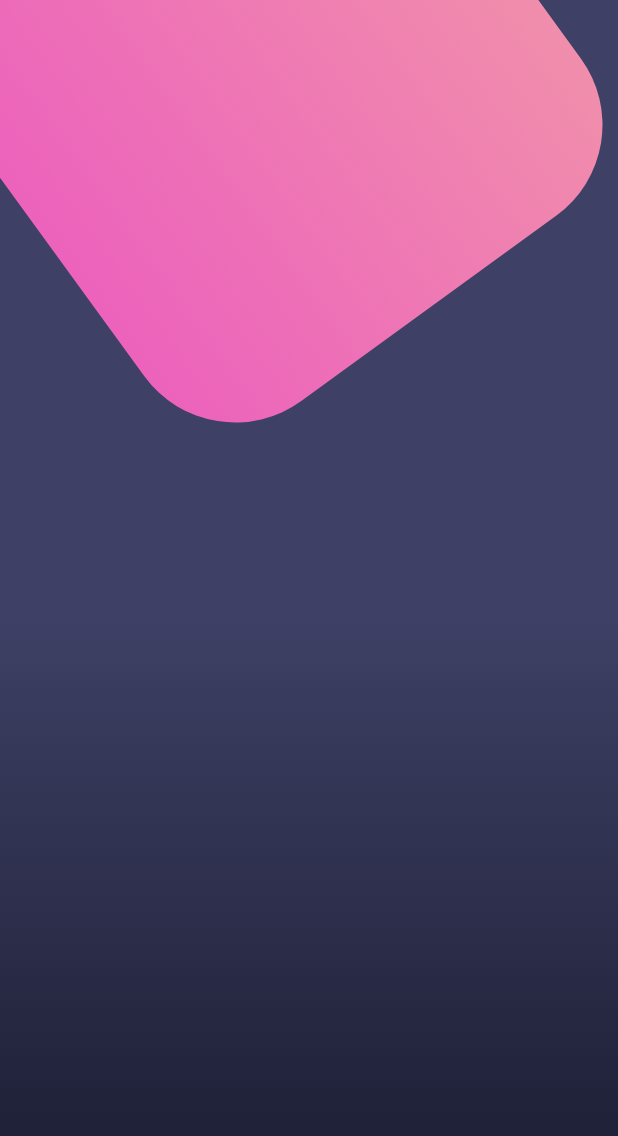
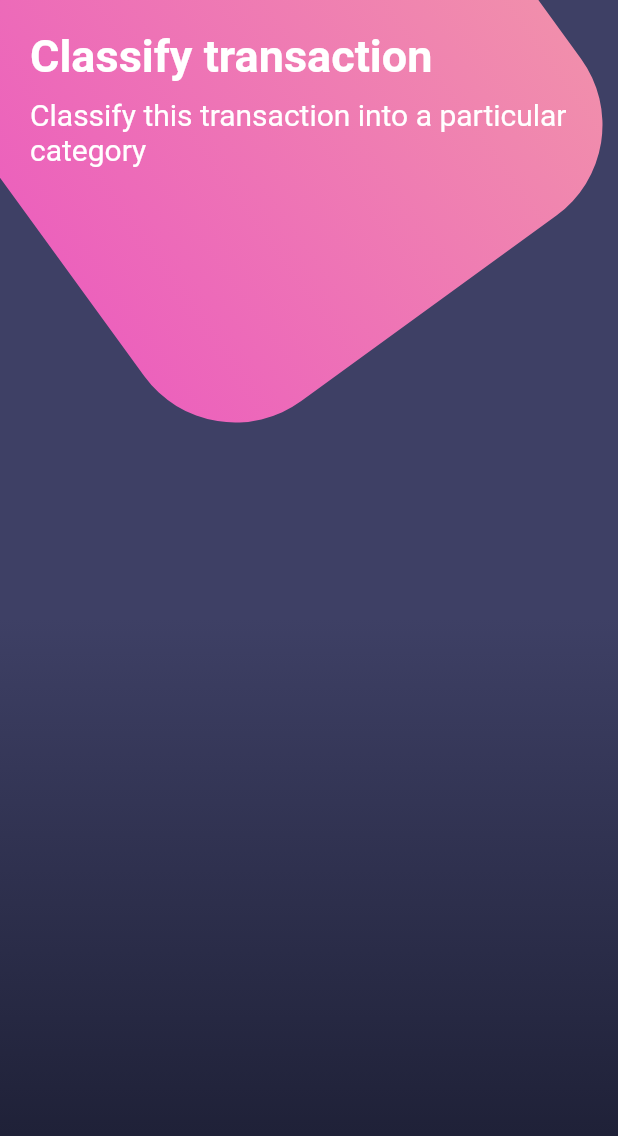
Before and after one commit to DXelor/Maquetar_en_Flutter, a Flutter app: the screen it shows after launch, on a phone screen of 412 x 824 dp. Shown: the top 1136 px of the screen. Run offline on Flutter 3.47's test engine with Material 2 defaults, Android fonts, the phone set to English and light mode, and no system bars.

Commit message:
agregado el titulo y cambio de color al UiOverlay

```diff
--- a/lib/main.dart
+++ b/lib/main.dart
@@ -2,13 +2,17 @@ import 'package:flutter/material.dart';
 
 import 'package:diseno/src/pages/basic_page.dart'; //importado por: {BasicPage()}
 import 'package:diseno/src/pages/scroll_page.dart'; //importado por: {ScrollPages()}
-import 'package:diseno/src/pages/botones_page.dart'; //importado por: {BotonesPage()}
+import 'package:diseno/src/pages/botones_page.dart';
+import 'package:flutter/services.dart'; //importado por: {BotonesPage()}
 
 void main() => runApp(MyApp());
 
 class MyApp extends StatelessWidget {
   @override
   Widget build(BuildContext context) {
+    SystemChrome.setSystemUIOverlayStyle(
+        SystemUiOverlayStyle.light.copyWith(statusBarColor: Colors.white));
+
     return MaterialApp(
       debugShowCheckedModeBanner: false,
       title: 'App Aprendiendo flutter',
--- a/lib/src/pages/botones_page.dart
+++ b/lib/src/pages/botones_page.dart
@@ -8,11 +8,17 @@ class BotonesPage extends StatelessWidget {
       body: Stack(
         children: [
           _fondoApp(),
+          SingleChildScrollView(
+            child: Column(
+              children: [_titulos()],
+            ),
+          )
         ],
       ),
     );
   }
 
+//=================== ↓↓ Fondo ↓↓ ===================
   _fondoApp() {
     final gradiente = Container(
       width: double.infinity,
@@ -45,4 +51,30 @@ class BotonesPage extends StatelessWidget {
       children: [gradiente, Positioned(top: -120.0, child: pinkBox)],
     );
   }
+//=================== ↑↑ Fondo ↑↑ ===================
+
+  _titulos() {
+    return SafeArea(
+      child: Container(
+        padding: EdgeInsets.all(20.0),
+        child: Column(
+          crossAxisAlignment: CrossAxisAlignment.start,
+          children: [
+            Text(
+              'Classify transaction',
+              style: TextStyle(
+                  color: Colors.white,
+                  fontSize: 30.0,
+                  fontWeight: FontWeight.bold),
+            ),
+            SizedBox(
+              height: 10.0,
+            ),
+            Text('Classify this transaction into a particular category',
+                style: TextStyle(color: Colors.white, fontSize: 20.0)),
+          ],
+        ),
+      ),
+    );
+  }
 }
```
